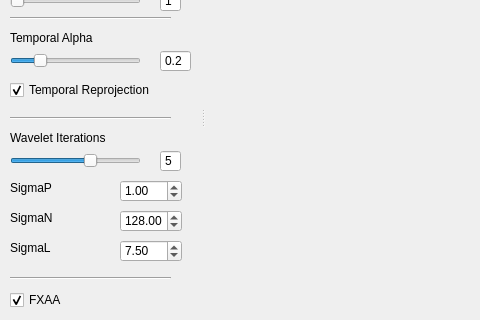
Qt form src/ui/mainwindow.ui (loudonclear/SVGF) before a commit; both pictures show x 0 to 480 and y 218 to 538 of the 1024 by 650 pixel window.
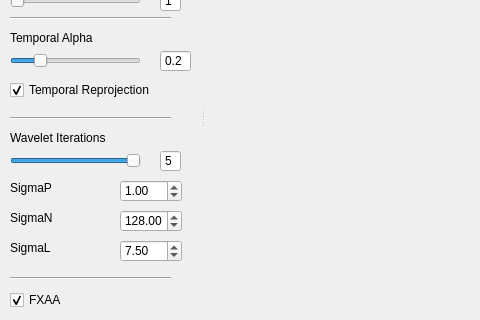
The same form after that commit. Custom widgets are drawn as their Qt base class.

Patch:
```diff
--- a/src/ui/mainwindow.ui
+++ b/src/ui/mainwindow.ui
@@ -129,8 +129,11 @@
        <height>21</height>
       </rect>
      </property>
+     <property name="minimum">
+      <number>1</number>
+     </property>
      <property name="maximum">
-      <number>8</number>
+      <number>5</number>
      </property>
      <property name="value">
       <number>5</number>
```
